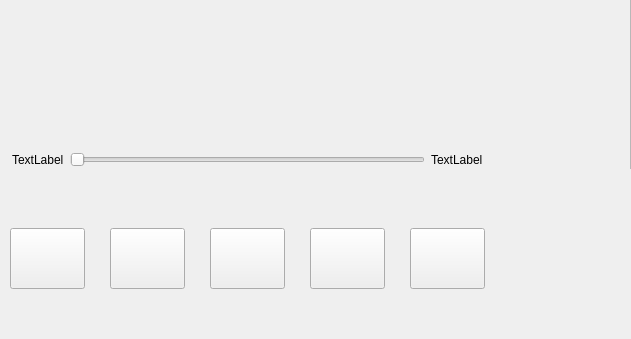
Qt form mainwindow.ui (pandas-coding/musicplayer-qt) before a commit; both pictures show x 0 to 631 and y 202 to 541 of the 882 by 541 pixel window.
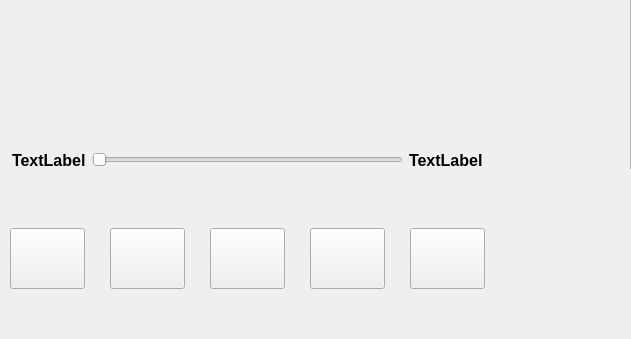
The same form after that commit.

Commit message: feat: add progress text and duration text.

```diff
--- a/mainwindow.ui
+++ b/mainwindow.ui
@@ -89,7 +89,7 @@
      </rect>
     </property>
    </widget>
-   <widget class="QWidget" name="">
+   <widget class="QWidget" name="layoutWidget">
     <property name="geometry">
      <rect>
       <x>12</x>
@@ -101,6 +101,12 @@
     <layout class="QHBoxLayout" name="horizontalLayout">
      <item>
       <widget class="QLabel" name="currentTime">
+       <property name="font">
+        <font>
+         <pointsize>12</pointsize>
+         <bold>true</bold>
+        </font>
+       </property>
        <property name="text">
         <string>TextLabel</string>
        </property>
@@ -115,6 +121,12 @@
      </item>
      <item>
       <widget class="QLabel" name="totalTime">
+       <property name="font">
+        <font>
+         <pointsize>12</pointsize>
+         <bold>true</bold>
+        </font>
+       </property>
        <property name="text">
         <string>TextLabel</string>
        </property>
```
The commit also changes 1 other file.
